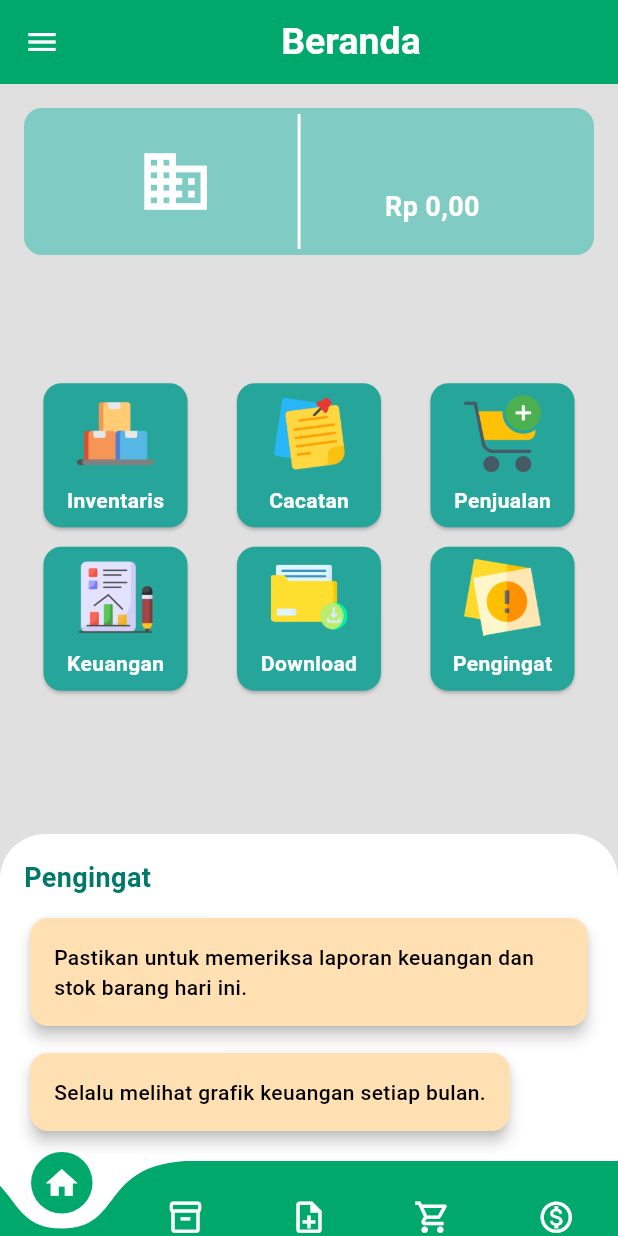
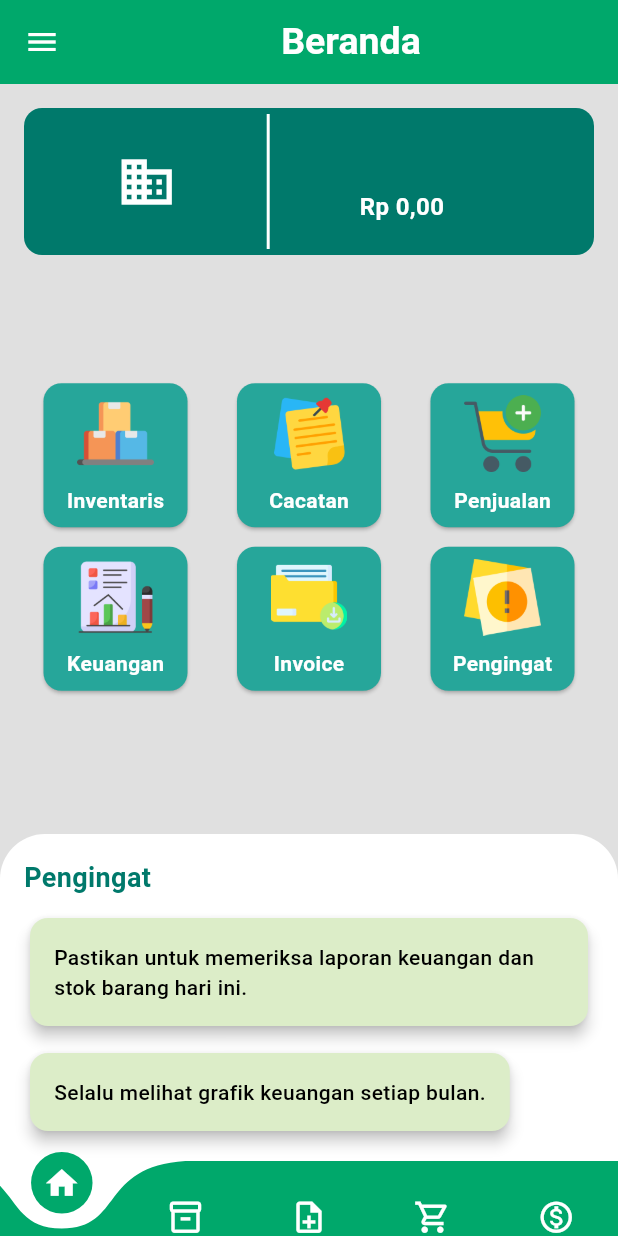
Before and after one commit to Pangestufp/UASMoPorgKel1, a Flutter app: the screen it shows once a user with an empty profile is signed in, on a phone screen of 412 x 824 dp. Run offline on Flutter 3.47's test engine with Material 3 defaults, Android fonts, the phone set to English and light mode, and no system bars; drawn by our look-alikes of curved_navigation_bar, flutter_animate; our stand-ins replace cloud_firestore, firebase_auth, firebase_core, firebase_storage, fl_chart, image_picker and 2 more; missing offline and left inert: flutter_pdfview; accounts and stored records are empty.

Commit message:
home page / beranda

```diff
--- a/lib/screens/home/homePage.dart
+++ b/lib/screens/home/homePage.dart
@@ -79,15 +79,15 @@ class _HomePageState extends State<HomePage> {
 
   Widget headerSection() {
     return Container(
-      padding: EdgeInsets.only(left: 20, right: 20,top: 4, bottom: 4),
+      padding: EdgeInsets.only(left: 2, right: 40,top: 4, bottom: 4),
       decoration: BoxDecoration(
-        color: Colors.teal[200], // Warna latar belakang header
+        color: Colors.teal[700], // Warna latar belakang header
         borderRadius: BorderRadius.circular(12.0),
       ),
       child: Row(
         mainAxisAlignment: MainAxisAlignment.spaceEvenly,
         children: [
-          Icon(Icons.business, color: Colors.white, size: 50.0),
+          Icon(Icons.business, color: Colors.white, size: 40.0),
           Container(height: 90, width: 2, color: Colors.white,),
           Column(
             crossAxisAlignment: CrossAxisAlignment.start,
@@ -104,7 +104,7 @@ class _HomePageState extends State<HomePage> {
                 AppServices.formatRupiah(keuntungan!),
                 style: TextStyle(
                   color: Colors.white,
-                  fontSize: 18,
+                  fontSize: 16,
                   fontWeight: FontWeight.bold,
                 ),
               ),
@@ -137,7 +137,7 @@ class _HomePageState extends State<HomePage> {
             mainAxisAlignment: MainAxisAlignment.spaceEvenly,
             children: [
               menuItem("Keuangan", "assets/icons/report.png", 4),
-              menuItem("Download", "assets/icons/tersimpan.png", 5),
+              menuItem("Invoice", "assets/icons/tersimpan.png", 5),
               menuItem("Pengingat", "assets/icons/pengingat.png", 6),
             ],
           ),
@@ -203,7 +203,7 @@ class _HomePageState extends State<HomePage> {
           ),
           SizedBox(height: 10),
           Card(
-            color: Colors.orange[100],
+            color: Colors.lightGreen[100],
             elevation: 4.0,
             shape: RoundedRectangleBorder(borderRadius: BorderRadius.circular(12.0)),
             child: Padding(
@@ -216,7 +216,7 @@ class _HomePageState extends State<HomePage> {
           ),
           SizedBox(height: 10),
           Card(
-            color: Colors.orange[100],
+            color: Colors.lightGreen[100],
             elevation: 4.0,
             shape: RoundedRectangleBorder(borderRadius: BorderRadius.circular(12.0)),
             child: Padding(
```
